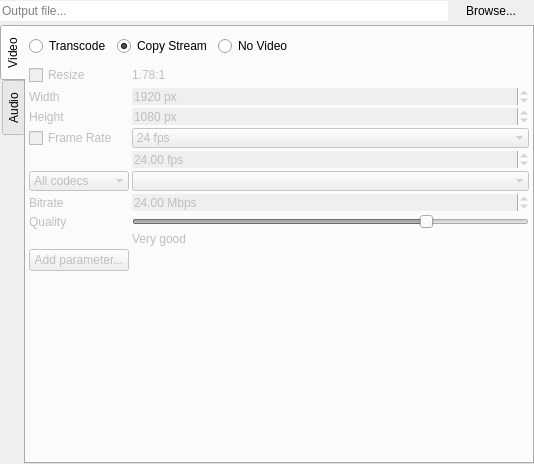
Before: the Qt Designer form DuFFMpeg/outputwidget.ui in RxLaboratory/DuME, drawn with Qt 5.
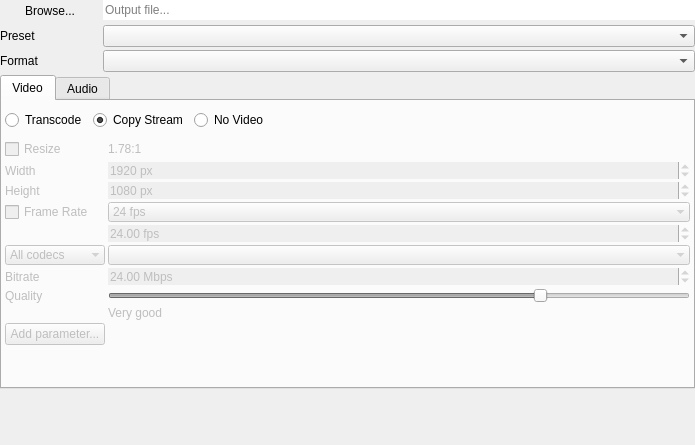
After: the same form once the commit is applied.

Commit message: prep UI for presets and muxers #58

```diff
--- a/DuFFMpeg/outputwidget.ui
+++ b/DuFFMpeg/outputwidget.ui
@@ -6,14 +6,14 @@
    <rect>
     <x>0</x>
     <y>0</y>
-    <width>534</width>
-    <height>464</height>
+    <width>695</width>
+    <height>445</height>
    </rect>
   </property>
   <property name="windowTitle">
    <string>Form</string>
   </property>
-  <layout class="QVBoxLayout" name="verticalLayout_2">
+  <layout class="QVBoxLayout" name="verticalLayout">
    <property name="spacing">
     <number>3</number>
    </property>
@@ -30,14 +30,36 @@
     <number>0</number>
    </property>
    <item>
-    <layout class="QHBoxLayout" name="horizontalLayout_3">
-     <property name="spacing">
+    <layout class="QFormLayout" name="formLayout_3">
+     <property name="horizontalSpacing">
       <number>3</number>
      </property>
-     <property name="rightMargin">
+     <property name="verticalSpacing">
       <number>3</number>
      </property>
-     <item>
+     <item row="0" column="0">
+      <widget class="QPushButton" name="outputBrowseButton">
+       <property name="minimumSize">
+        <size>
+         <width>100</width>
+         <height>0</height>
+        </size>
+       </property>
+       <property name="maximumSize">
+        <size>
+         <width>100</width>
+         <height>16777215</height>
+        </size>
+       </property>
+       <property name="text">
+        <string>Browse...</string>
+       </property>
+       <property name="flat">
+        <bool>true</bool>
+       </property>
+      </widget>
+     </item>
+     <item row="0" column="1">
       <widget class="QLineEdit" name="outputEdit">
        <property name="text">
         <string/>
@@ -50,22 +72,44 @@
        </property>
       </widget>
      </item>
-     <item>
-      <widget class="QPushButton" name="outputBrowseButton">
+     <item row="1" column="0">
+      <widget class="QLabel" name="label_8">
+       <property name="sizePolicy">
+        <sizepolicy hsizetype="Preferred" vsizetype="Expanding">
+         <horstretch>0</horstretch>
+         <verstretch>0</verstretch>
+        </sizepolicy>
+       </property>
        <property name="text">
-        <string>Browse...</string>
+        <string>Preset</string>
        </property>
-       <property name="flat">
-        <bool>true</bool>
+      </widget>
+     </item>
+     <item row="1" column="1">
+      <widget class="QComboBox" name="formatsBox_2"/>
+     </item>
+     <item row="2" column="0">
+      <widget class="QLabel" name="label_7">
+       <property name="sizePolicy">
+        <sizepolicy hsizetype="Preferred" vsizetype="Expanding">
+         <horstretch>0</horstretch>
+         <verstretch>0</verstretch>
+        </sizepolicy>
        </property>
+       <property name="text">
+        <string>Format</string>
+       </property>
       </widget>
      </item>
+     <item row="2" column="1">
+      <widget class="QComboBox" name="formatsBox"/>
+     </item>
     </layout>
    </item>
    <item>
     <widget class="QTabWidget" name="outputTabs">
      <property name="tabPosition">
-      <enum>QTabWidget::West</enum>
+      <enum>QTabWidget::North</enum>
      </property>
      <property name="currentIndex">
       <number>0</number>
@@ -162,6 +206,18 @@
           </property>
           <item row="0" column="0">
            <widget class="QCheckBox" name="resizeButton">
+            <property name="minimumSize">
+             <size>
+              <width>100</width>
+              <height>0</height>
+             </size>
+            </property>
+            <property name="maximumSize">
+             <size>
+              <width>100</width>
+              <height>16777215</height>
+             </size>
+            </property>
             <property name="text">
              <string>Resize</string>
             </property>
@@ -182,6 +238,12 @@
             <property name="enabled">
              <bool>false</bool>
             </property>
+            <property name="sizePolicy">
+             <sizepolicy hsizetype="Preferred" vsizetype="Expanding">
+              <horstretch>0</horstretch>
+              <verstretch>0</verstretch>
+             </sizepolicy>
+            </property>
             <property name="text">
              <string>Width</string>
             </property>
@@ -214,6 +276,12 @@
             <property name="enabled">
              <bool>false</bool>
             </property>
+            <property name="sizePolicy">
+             <sizepolicy hsizetype="Preferred" vsizetype="Expanding">
+              <horstretch>0</horstretch>
+              <verstretch>0</verstretch>
+             </sizepolicy>
+            </property>
             <property name="text">
              <string>Height</string>
             </property>
@@ -243,6 +311,18 @@
           </item>
           <item row="6" column="0">
            <widget class="QCheckBox" name="frameRateButton">
+            <property name="minimumSize">
+             <size>
+              <width>100</width>
+              <height>0</height>
+             </size>
+            </property>
+            <property name="maximumSize">
+             <size>
+              <width>100</width>
+              <height>16777215</height>
+             </size>
+            </property>
             <property name="text">
              <string>Frame Rate</string>
             </property>
@@ -405,6 +485,12 @@
           </item>
           <item row="12" column="0">
            <widget class="QLabel" name="label_5">
+            <property name="sizePolicy">
+             <sizepolicy hsizetype="Preferred" vsizetype="Expanding">
+              <horstretch>0</horstretch>
+              <verstretch>0</verstretch>
+             </sizepolicy>
+            </property>
             <property name="text">
              <string>Bitrate</string>
             </property>
@@ -428,6 +514,12 @@
           </item>
           <item row="14" column="0">
            <widget class="QLabel" name="label_6">
+            <property name="sizePolicy">
+             <sizepolicy hsizetype="Preferred" vsizetype="Expanding">
+              <horstretch>0</horstretch>
+              <verstretch>0</verstretch>
+             </sizepolicy>
+            </property>
             <property name="text">
              <string>Quality</string>
             </property>
@@ -597,6 +689,18 @@
           </property>
           <item row="0" column="0">
            <widget class="QCheckBox" name="samplingButton">
+            <property name="minimumSize">
+             <size>
+              <width>100</width>
+              <height>0</height>
+             </size>
+            </property>
+            <property name="maximumSize">
+             <size>
+              <width>100</width>
+              <height>16777215</height>
+             </size>
+            </property>
             <property name="text">
              <string>Sampling</string>
             </property>
@@ -658,6 +762,12 @@
           </item>
           <item row="2" column="0">
            <widget class="QLabel" name="label_16">
+            <property name="sizePolicy">
+             <sizepolicy hsizetype="Preferred" vsizetype="Expanding">
+              <horstretch>0</horstretch>
+              <verstretch>0</verstretch>
+             </sizepolicy>
+            </property>
             <property name="text">
              <string>Bitrate</string>
             </property>
@@ -687,6 +797,12 @@
           </item>
           <item row="3" column="0">
            <widget class="QLabel" name="label_17">
+            <property name="sizePolicy">
+             <sizepolicy hsizetype="Preferred" vsizetype="Expanding">
+              <horstretch>0</horstretch>
+              <verstretch>0</verstretch>
+             </sizepolicy>
+            </property>
             <property name="text">
              <string>Quality</string>
             </property>
@@ -751,6 +867,19 @@
      </widget>
     </widget>
    </item>
+   <item>
+    <spacer name="verticalSpacer_3">
+     <property name="orientation">
+      <enum>Qt::Vertical</enum>
+     </property>
+     <property name="sizeHint" stdset="0">
+      <size>
+       <width>292</width>
+       <height>28</height>
+      </size>
+     </property>
+    </spacer>
+   </item>
   </layout>
  </widget>
  <resources/>
```
